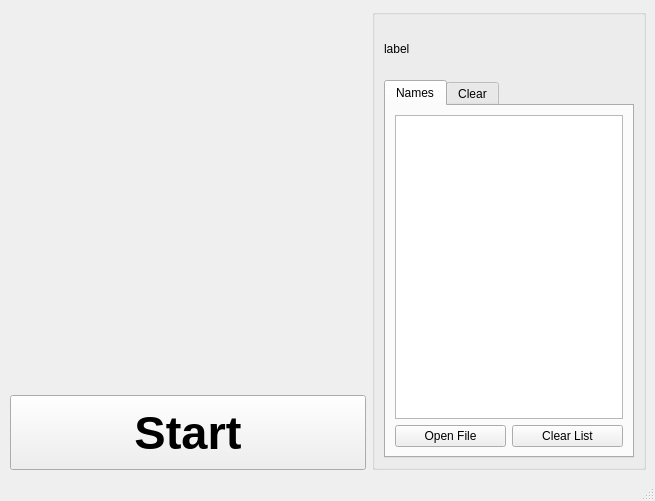
StefanHol/Analog_PyQt_Timer, file Timer_Window.ui: the form before one commit.
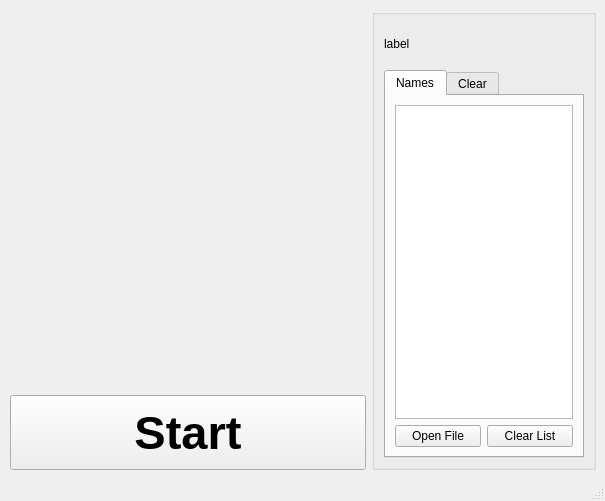
The form after the commit. Custom widgets are drawn as their Qt base class.

Diff of the .ui file:
```diff
--- a/Timer_Window.ui
+++ b/Timer_Window.ui
@@ -6,7 +6,7 @@
    <rect>
     <x>0</x>
     <y>0</y>
-    <width>655</width>
+    <width>605</width>
     <height>501</height>
    </rect>
   </property>
@@ -96,14 +96,14 @@
           <widget class="QLabel" name="label">
            <property name="minimumSize">
             <size>
-             <width>250</width>
-             <height>50</height>
+             <width>200</width>
+             <height>40</height>
             </size>
            </property>
            <property name="maximumSize">
             <size>
-             <width>250</width>
-             <height>50</height>
+             <width>200</width>
+             <height>40</height>
             </size>
            </property>
            <property name="text">
@@ -124,7 +124,7 @@
            </property>
            <property name="maximumSize">
             <size>
-             <width>250</width>
+             <width>200</width>
              <height>16777215</height>
             </size>
            </property>
```
Left out of the diff: 2 changed lines with no effect on the pictures.
